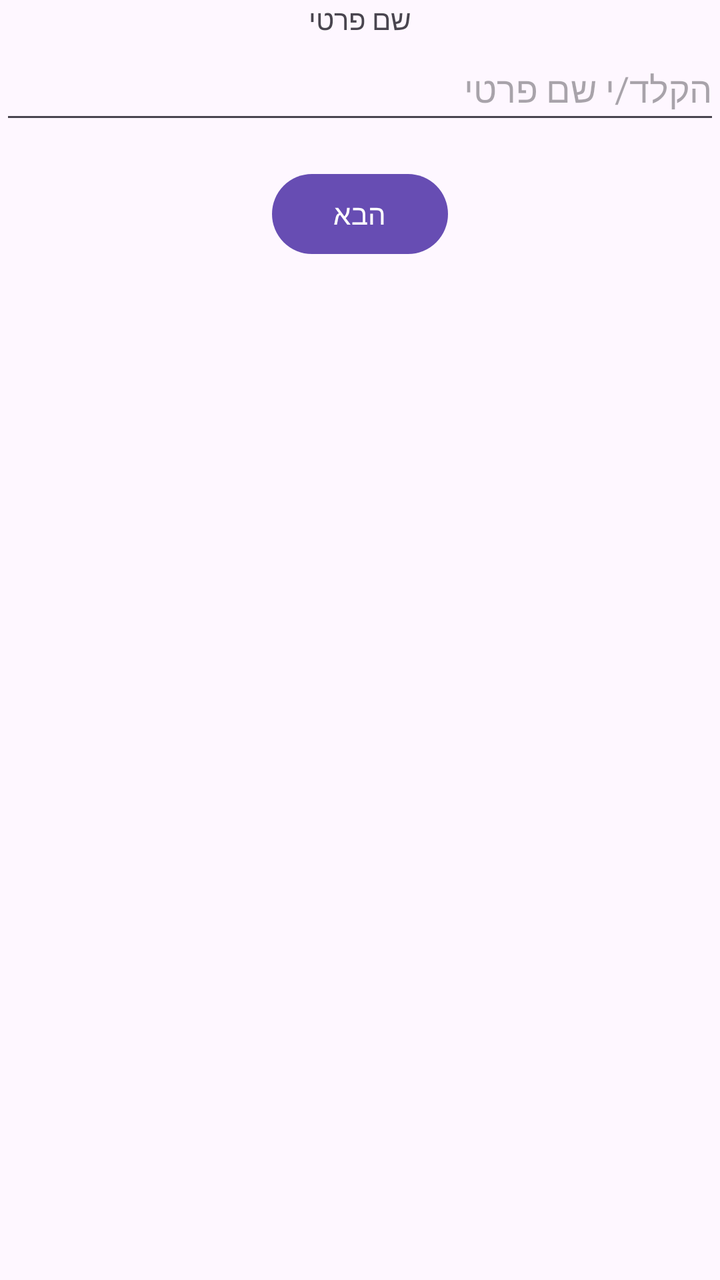
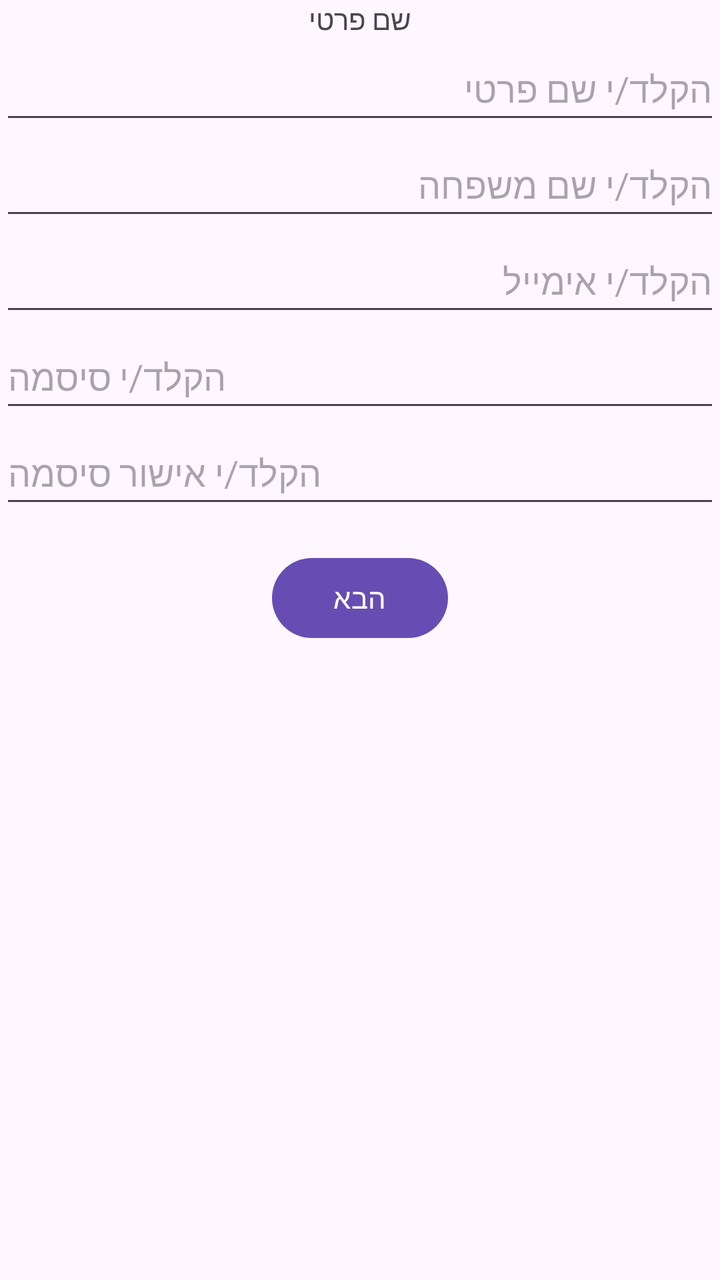

Before-and-after screenshots of an Android layout around one commit, followed by the original layout XML and the change that was made.
<!-- AndroidManifest.xml: application theme Theme.OTOTOCarsRentingApp -->
<!-- res/layout/fragment_sign_up1.xml -->
<?xml version="1.0" encoding="utf-8"?>
<androidx.constraintlayout.widget.ConstraintLayout xmlns:android="http://schemas.android.com/apk/res/android"
    xmlns:tools="http://schemas.android.com/tools"
    android:layout_width="match_parent"
    android:layout_height="match_parent"
    xmlns:app="http://schemas.android.com/apk/res-auto"
    android:orientation="vertical"
    tools:context=".auth.fragments.SignUp1Fragment">

    <TextView
        android:id="@+id/tvFirstName"
        app:layout_constraintTop_toTopOf="parent"
        app:layout_constraintStart_toStartOf="parent"
        app:layout_constraintEnd_toEndOf="parent"
        android:layout_width="wrap_content"
        android:layout_height="wrap_content"
        android:text="שם פרטי" />

    <EditText
        android:id="@+id/etFirstName"
        android:minHeight="48dp"
        android:layout_width="match_parent"
        android:layout_height="wrap_content"
        android:hint="הקלד/י שם פרטי"
        android:inputType="textPersonName"
        app:layout_constraintTop_toBottomOf="@+id/tvFirstName"
        app:layout_constraintStart_toStartOf="parent"
        app:layout_constraintEnd_toEndOf="parent"/>

    <Button
        android:id="@+id/btnNext"
        android:layout_width="wrap_content"
        android:layout_height="wrap_content"
        android:layout_marginTop="16dp"
        android:text="הבא"
        app:layout_constraintTop_toBottomOf="@+id/etFirstName"
        app:layout_constraintStart_toStartOf="parent"
        app:layout_constraintEnd_toEndOf="parent"/>

    <TextView
        android:id="@+id/tvValidationMessage"
        android:layout_width="match_parent"
        android:layout_height="wrap_content"
        android:text="hello world"
        android:visibility="gone"
        android:textSize="14sp"
        android:layout_marginTop="16dp"
        app:layout_constraintTop_toBottomOf="@+id/btnNext"
        app:layout_constraintStart_toStartOf="parent"
        app:layout_constraintEnd_toEndOf="parent"/>


</androidx.constraintlayout.widget.ConstraintLayout>
<!-- resources referenced by this layout -->
<resources>
  <style name="Theme.OTOTOCarsRentingApp" parent="Base.Theme.OTOTOCarsRentingApp" />
  <style name="Base.Theme.OTOTOCarsRentingApp" parent="Theme.Material3.DayNight.NoActionBar">
          
          
           <item name="colorPrimary">@color/my_primary</item>
          <item name="colorOnPrimary">@color/white</item>
          <item name="colorSecondary">@color/my_secondary</item>
          <item name="colorOnSecondary">@color/black</item>
      </style>
  <color name="my_primary">#674DB3</color>
  <color name="white">#FFFFFFFF</color>
  <color name="my_secondary">#674DB3</color>
  <color name="black">#FF000000</color>
</resources>

<!-- the commit's change to res/layout/fragment_sign_up1.xml (unified diff, before → after) -->
@@ -5,7 +5,7 @@
     android:layout_height="match_parent"
     xmlns:app="http://schemas.android.com/apk/res-auto"
     android:orientation="vertical"
-    tools:context=".auth.fragments.SignUp1Fragment">
+    tools:context=".auth.fragments.SignUp1PersonalInfoFragment">
 
     <TextView
         android:id="@+id/tvFirstName"
@@ -27,15 +27,50 @@
         app:layout_constraintStart_toStartOf="parent"
         app:layout_constraintEnd_toEndOf="parent"/>
 
-    <Button
-        android:id="@+id/btnNext"
-        android:layout_width="wrap_content"
+    <EditText
+        android:id="@+id/etLastName"
+        android:minHeight="48dp"
+        android:layout_width="match_parent"
         android:layout_height="wrap_content"
-        android:layout_marginTop="16dp"
-        android:text="הבא"
+        android:hint="הקלד/י שם משפחה"
+        android:inputType="textPersonName"
         app:layout_constraintTop_toBottomOf="@+id/etFirstName"
         app:layout_constraintStart_toStartOf="parent"
         app:layout_constraintEnd_toEndOf="parent"/>
+
+    <EditText
+        android:id="@+id/etEmail"
+        android:minHeight="48dp"
+        android:layout_width="match_parent"
+        android:layout_height="wrap_content"
+        android:hint="הקלד/י אימייל"
+        android:inputType="textPersonName"
+        app:layout_constraintTop_toBottomOf="@+id/etLastName"
+        app:layout_constraintStart_toStartOf="parent"
+        app:layout_constraintEnd_toEndOf="parent"/>
+
+    <EditText
+        android:id="@+id/etPassword"
+        android:layout_width="match_parent"
+        android:layout_height="wrap_content"
+        android:minHeight="48dp"
+        android:hint="הקלד/י סיסמה"
+        android:inputType="textPassword"
+        app:layout_constraintTop_toBottomOf="@+id/etEmail"
+        app:layout_constraintStart_toStartOf="parent"
+        app:layout_constraintEnd_toEndOf="parent" />
+
+
+    <EditText
+        android:id="@+id/etConfirmPassword"
+        android:layout_width="match_parent"
+        android:layout_height="wrap_content"
+        android:minHeight="48dp"
+        android:hint="הקלד/י אישור סיסמה"
+        android:inputType="textPassword"
+        app:layout_constraintTop_toBottomOf="@+id/etPassword"
+        app:layout_constraintStart_toStartOf="parent"
+        app:layout_constraintEnd_toEndOf="parent" />
 
     <TextView
         android:id="@+id/tvValidationMessage"
@@ -45,7 +80,17 @@
         android:visibility="gone"
         android:textSize="14sp"
         android:layout_marginTop="16dp"
-        app:layout_constraintTop_toBottomOf="@+id/btnNext"
+        app:layout_constraintTop_toBottomOf="@+id/etConfirmPassword"
+        app:layout_constraintStart_toStartOf="parent"
+        app:layout_constraintEnd_toEndOf="parent"/>
+
+    <Button
+        android:id="@+id/btnNext"
+        android:layout_width="wrap_content"
+        android:layout_height="wrap_content"
+        android:layout_marginTop="16dp"
+        android:text="הבא"
+        app:layout_constraintTop_toBottomOf="@+id/etConfirmPassword"
         app:layout_constraintStart_toStartOf="parent"
         app:layout_constraintEnd_toEndOf="parent"/>
 
